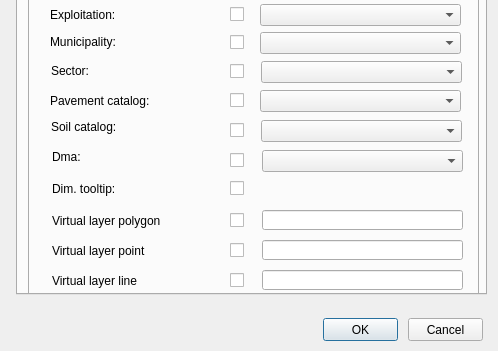
The window that ui/config.ui (Giswater/giswater_qgis_plugin) describes before a commit, drawn with Qt 5; both pictures show x 0 to 498 and y 382 to 733 of the 498 by 733 pixel window.
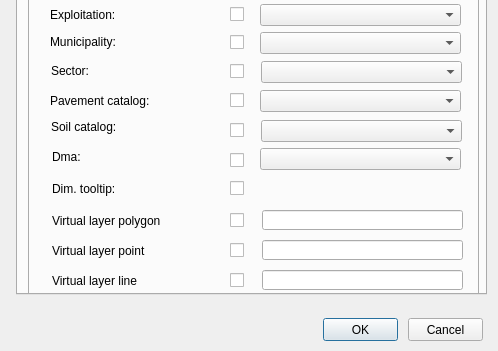
The same window after the commit.

Commit message: #341 populate combos in config.ui (global). Button Accept not found. wip

Patch:
```diff
--- a/ui/config.ui
+++ b/ui/config.ui
@@ -1386,8 +1386,8 @@
       <widget class="QComboBox" name="dma_vdefault">
        <property name="geometry">
         <rect>
-         <x>232</x>
-         <y>452</y>
+         <x>230</x>
+         <y>450</y>
          <width>201</width>
          <height>22</height>
         </rect>
```
The commit also changes 2 other files.
